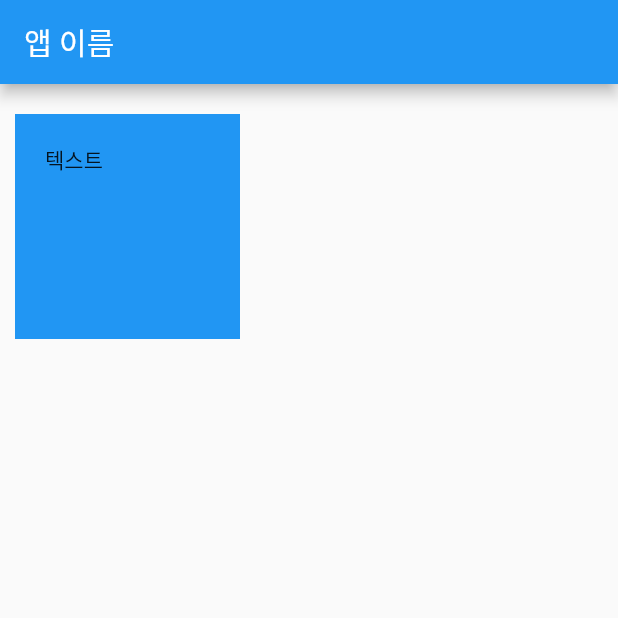
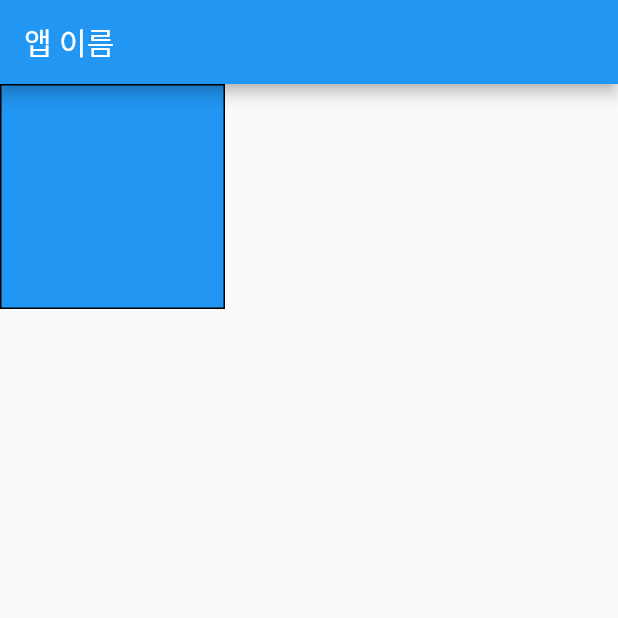
Before and after one commit to ktyoung/flutter, a Flutter app: the screen it shows after launch, on a phone screen of 412 x 824 dp, the top half of it. Run offline on Flutter 3.47's test engine with Material 2 defaults, Android fonts, the phone set to English and light mode, and no system bars.

Commit message:
컨테이너 디자인

```diff
--- a/contact/lib/main.dart
+++ b/contact/lib/main.dart
@@ -12,13 +12,12 @@ class MyApp extends StatelessWidget {
       home: Scaffold(
         appBar: AppBar( title: Text("앱 이름") ),
        body: Container(
-         width : 150, height: 150, color: Colors.blue,
-         // 개별 방향에 바깥 여백(margin)
-         margin: EdgeInsets.fromLTRB(10, 20, 30, 40),
-         // 모든 방향에 안쪽 여백(padding)
-         padding: EdgeInsets.all(20),
-
-         child: Text("텍스트"),
+         width : 150, height: 150,
+         // 다른 스타일(테두리 등)은 decoration 안에 작성해야 함
+         decoration: BoxDecoration(
+           color: Colors.blue,
+           border: Border.all(color: Colors.black)
+         ),
        ),
       ),
     );
```
